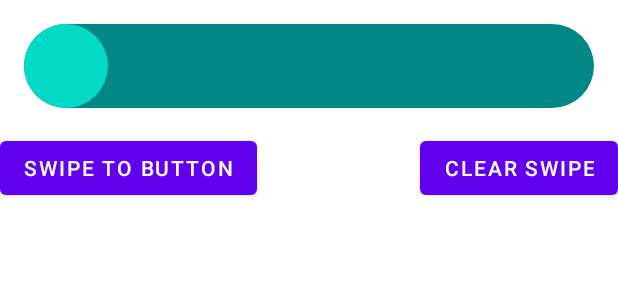
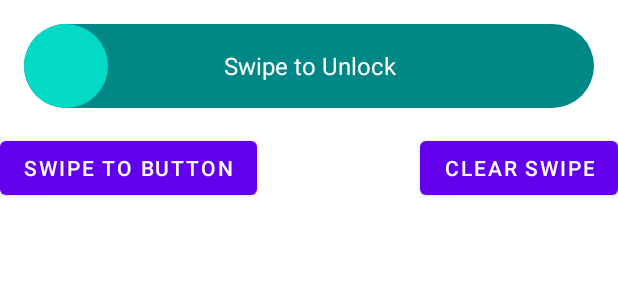
Before and after one commit to mkpatir/AndroidSwipeableButton, an Android app: the layout activity_main.xml on its own in the app's theme, with its tools: preview values and no code run, on a phone screen of 412 x 824 dp. Shown: the top 300 px of the screen. Run offline under Robolectric (Android 15) with nearby library versions, the phone set to English and light mode, and no system bars.

Commit message:
added text to swipeable button

```diff
--- a/app/src/main/res/layout/activity_main.xml
+++ b/app/src/main/res/layout/activity_main.xml
@@ -11,6 +11,7 @@
         android:layout_width="match_parent"
         android:layout_height="wrap_content"
         android:layout_margin="16dp"
+        app:swipeText="Swipe to Unlock"
         app:layout_constraintTop_toTopOf="parent"/>
 
     <Button
--- a/widget/src/main/res/layout/swipeable_button.xml
+++ b/widget/src/main/res/layout/swipeable_button.xml
@@ -6,10 +6,21 @@
     android:layout_height="56dp"
     android:background="@drawable/bg_button_layout">
 
+    <TextView
+        android:id="@+id/swipe_text"
+        android:layout_width="match_parent"
+        android:layout_height="match_parent"
+        android:layout_marginHorizontal="56dp"
+        android:gravity="center"
+        android:textSize="@dimen/def_text_size"
+        android:textColor="@color/white"
+        tools:text="Swipe to Unlock"/>
+
     <ImageView
         android:id="@+id/swipe_button"
         android:layout_width="56dp"
         android:layout_height="56dp"
         android:background="@drawable/bg_button"
         tools:ignore="ContentDescription" />
+
 </FrameLayout>
--- a/widget/src/main/res/values/attrs.xml
+++ b/widget/src/main/res/values/attrs.xml
@@ -7,5 +7,6 @@
         <attr name="isSwipeEnabled" format="boolean"/>
         <attr name="swipeFinishProgress" format="float"/>
         <attr name="btnBackAnimDuration" format="float"/>
+        <attr name="swipeText" format="string"/>
     </declare-styleable>
 </resources>
--- /dev/null
+++ b/widget/src/main/res/values/dimens.xml
@@ -0,0 +1,4 @@
+<?xml version="1.0" encoding="utf-8"?>
+<resources>
+    <dimen name="def_text_size">16sp</dimen>
+</resources>
```
Also changed, not shown: widget/src/main/java/com/mkpatir/widget/SwipeableButton.kt (+35 -15 lines).
